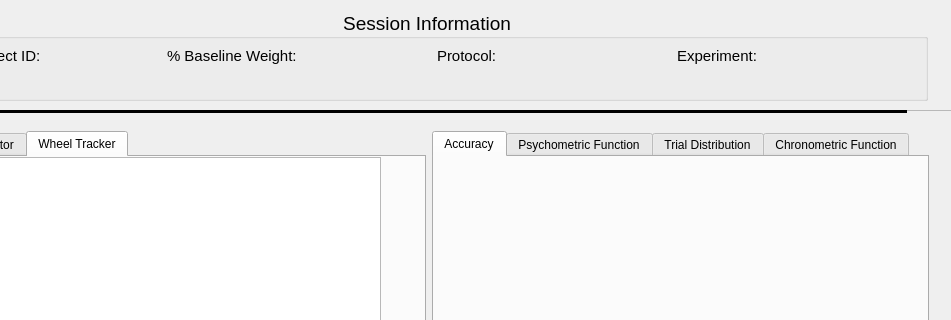
Qt form protocols/random_dot_motion/core/gui/rdk_rig.ui (vaibrainium/NeuRPi) before a commit; both pictures show x 93 to 1044 and y 0 to 320 of the 1044 by 880 pixel window.
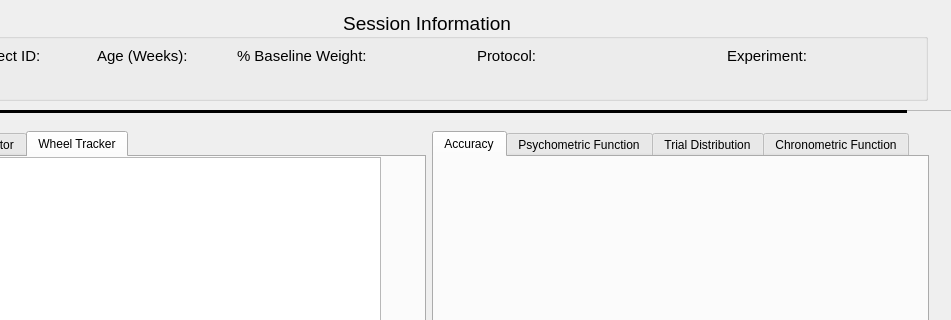
The same form after that commit. Custom widgets are drawn as their Qt base class.

Commit message: subject age

Patch:
```diff
--- a/protocols/random_dot_motion/core/gui/rdk_rig.ui
+++ b/protocols/random_dot_motion/core/gui/rdk_rig.ui
@@ -1089,7 +1089,7 @@
    <widget class="QLabel" name="label_2">
     <property name="geometry">
      <rect>
-      <x>510</x>
+      <x>550</x>
       <y>30</y>
       <width>61</width>
       <height>31</height>
@@ -1107,7 +1107,7 @@
    <widget class="QLabel" name="experiment">
     <property name="geometry">
      <rect>
-      <x>680</x>
+      <x>730</x>
       <y>60</y>
       <width>231</width>
       <height>20</height>
@@ -1129,7 +1129,7 @@
    <widget class="QLabel" name="label_3">
     <property name="geometry">
      <rect>
-      <x>750</x>
+      <x>800</x>
       <y>30</y>
       <width>81</width>
       <height>31</height>
@@ -1169,9 +1169,9 @@
    <widget class="QLabel" name="protocol">
     <property name="geometry">
      <rect>
-      <x>440</x>
+      <x>480</x>
       <y>60</y>
-      <width>201</width>
+      <width>211</width>
       <height>20</height>
      </rect>
     </property>
@@ -1191,7 +1191,7 @@
    <widget class="QLabel" name="label_4">
     <property name="geometry">
      <rect>
-      <x>240</x>
+      <x>310</x>
       <y>30</y>
       <width>131</width>
       <height>31</height>
@@ -1209,7 +1209,47 @@
    <widget class="QLabel" name="baseline_weight">
     <property name="geometry">
      <rect>
-      <x>250</x>
+      <x>320</x>
+      <y>60</y>
+      <width>111</width>
+      <height>20</height>
+     </rect>
+    </property>
+    <property name="font">
+     <font>
+      <pointsize>11</pointsize>
+      <underline>true</underline>
+     </font>
+    </property>
+    <property name="text">
+     <string/>
+    </property>
+    <property name="alignment">
+     <set>Qt::AlignCenter</set>
+    </property>
+   </widget>
+   <widget class="QLabel" name="label_5">
+    <property name="geometry">
+     <rect>
+      <x>170</x>
+      <y>30</y>
+      <width>101</width>
+      <height>31</height>
+     </rect>
+    </property>
+    <property name="font">
+     <font>
+      <pointsize>11</pointsize>
+     </font>
+    </property>
+    <property name="text">
+     <string>Age (Weeks):</string>
+    </property>
+   </widget>
+   <widget class="QLabel" name="age">
+    <property name="geometry">
+     <rect>
+      <x>160</x>
       <y>60</y>
       <width>111</width>
       <height>20</height>
```
The commit also changes 2 other files.
